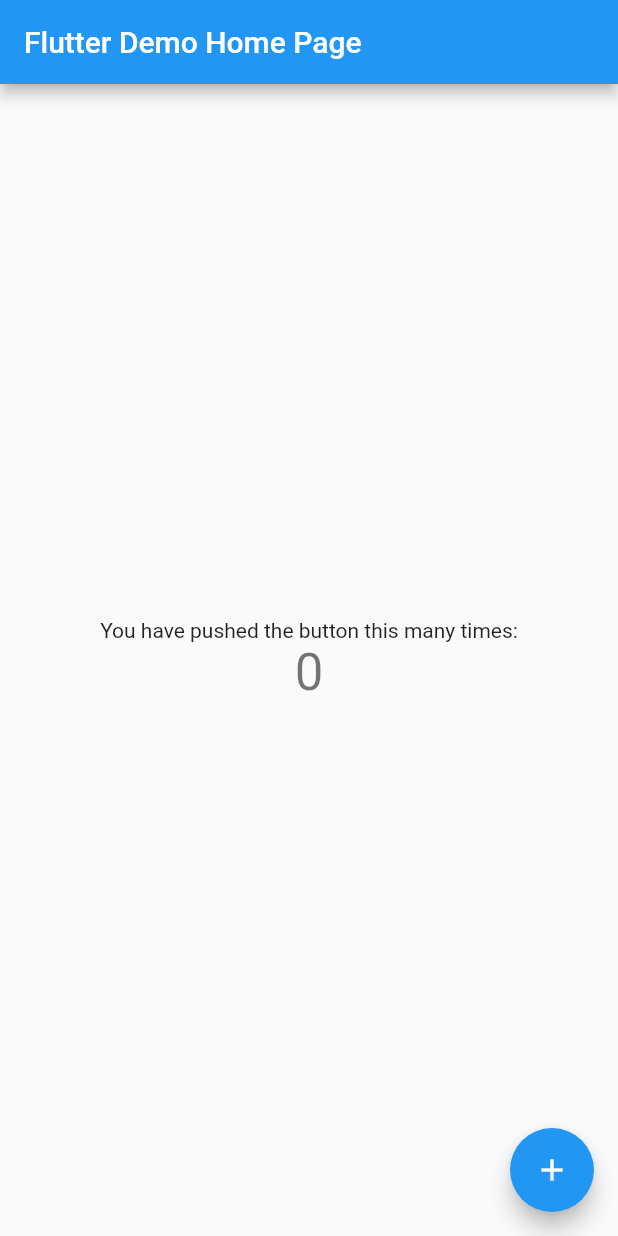
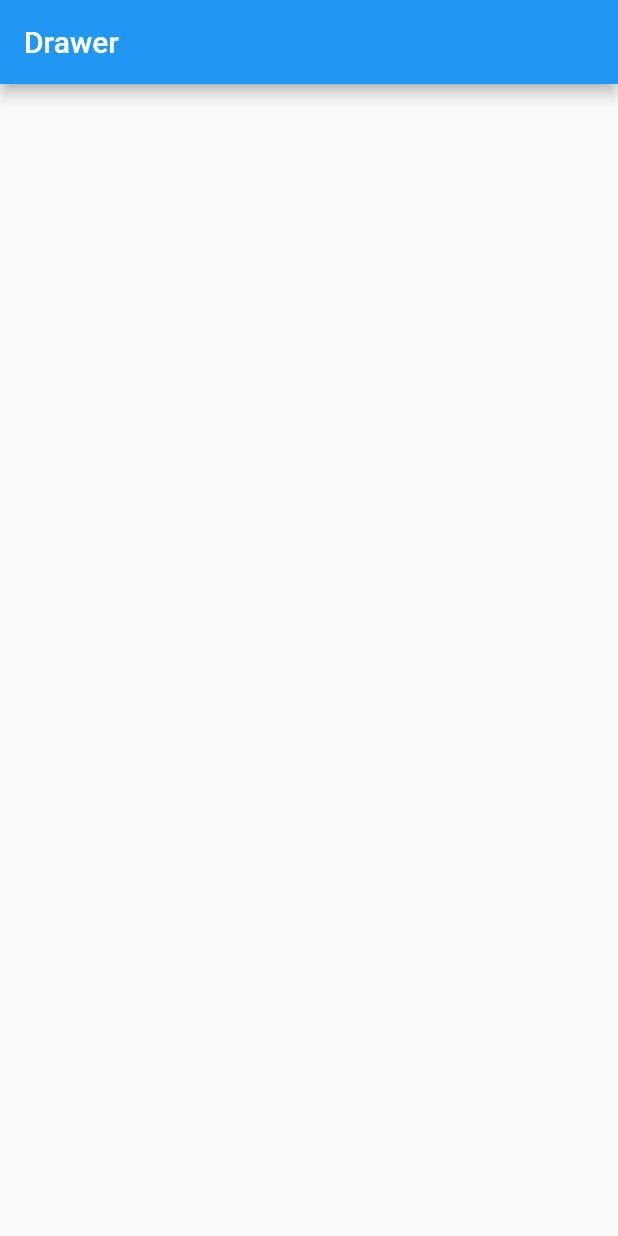
Before and after one commit to blessed-sibanda/beginning-flutter-ch8_drawer, a Flutter app: the screen it shows after launch, on a phone screen of 412 x 824 dp. Run offline on Flutter 3.47's test engine with Material 2 defaults, Android fonts, the light colour scheme and no system bars.

Commit message:
create more pages

```diff
--- a/lib/main.dart
+++ b/lib/main.dart
@@ -1,4 +1,5 @@
 import 'package:flutter/material.dart';
+import 'pages/home.dart';
 
 void main() {
   runApp(const MyApp());
@@ -13,103 +14,9 @@
     return MaterialApp(
       title: 'Flutter Demo',
       theme: ThemeData(
-        // This is the theme of your application.
-        //
-        // Try running your application with "flutter run". You'll see the
-        // application has a blue toolbar. Then, without quitting the app, try
-        // changing the primarySwatch below to Colors.green and then invoke
-        // "hot reload" (press "r" in the console where you ran "flutter run",
-        // or simply save your changes to "hot reload" in a Flutter IDE).
-        // Notice that the counter didn't reset back to zero; the application
-        // is not restarted.
         primarySwatch: Colors.blue,
       ),
-      home: const MyHomePage(title: 'Flutter Demo Home Page'),
+      home: const MyHomePage(title: 'Drawer'),
     );
   }
 }
-
-class MyHomePage extends StatefulWidget {
-  const MyHomePage({Key? key, required this.title}) : super(key: key);
-
-  // This widget is the home page of your application. It is stateful, meaning
-  // that it has a State object (defined below) that contains fields that affect
-  // how it looks.
-
-  // This class is the configuration for the state. It holds the values (in this
-  // case the title) provided by the parent (in this case the App widget) and
-  // used by the build method of the State. Fields in a Widget subclass are
-  // always marked "final".
-
-  final String title;
-
-  @override
-  State<MyHomePage> createState() => _MyHomePageState();
-}
-
-class _MyHomePageState extends State<MyHomePage> {
-  int _counter = 0;
-
-  void _incrementCounter() {
-    setState(() {
-      // This call to setState tells the Flutter framework that something has
-      // changed in this State, which causes it to rerun the build method below
-      // so that the display can reflect the updated values. If we changed
-      // _counter without calling setState(), then the build method would not be
-      // called again, and so nothing would appear to happen.
-      _counter++;
-    });
-  }
-
-  @override
-  Widget build(BuildContext context) {
-    // This method is rerun every time setState is called, for instance as done
-    // by the _incrementCounter method above.
-    //
-    // The Flutter framework has been optimized to make rerunning build methods
-    // fast, so that you can just rebuild anything that needs updating rather
-    // than having to individually change instances of widgets.
-    return Scaffold(
-      appBar: AppBar(
-        // Here we take the value from the MyHomePage object that was created by
-        // the App.build method, and use it to set our appbar title.
-        title: Text(widget.title),
-      ),
-      body: Center(
-        // Center is a layout widget. It takes a single child and positions it
-        // in the middle of the parent.
-        child: Column(
-          // Column is also a layout widget. It takes a list of children and
-          // arranges them vertically. By default, it sizes itself to fit its
-          // children horizontally, and tries to be as tall as its parent.
-          //
-          // Invoke "debug painting" (press "p" in the console, choose the
-          // "Toggle Debug Paint" action from the Flutter Inspector in Android
-          // Studio, or the "Toggle Debug Paint" command in Visual Studio Code)
-          // to see the wireframe for each widget.
-          //
-          // Column has various properties to control how it sizes itself and
-          // how it positions its children. Here we use mainAxisAlignment to
-          // center the children vertically; the main axis here is the vertical
-          // axis because Columns are vertical (the cross axis would be
-          // horizontal).
-          mainAxisAlignment: MainAxisAlignment.center,
-          children: <Widget>[
-            const Text(
-              'You have pushed the button this many times:',
-            ),
-            Text(
-              '$_counter',
-              style: Theme.of(context).textTheme.headline4,
-            ),
-          ],
-        ),
-      ),
-      floatingActionButton: FloatingActionButton(
-        onPressed: _incrementCounter,
-        tooltip: 'Increment',
-        child: const Icon(Icons.add),
-      ), // This trailing comma makes auto-formatting nicer for build methods.
-    );
-  }
-}
--- /dev/null
+++ b/lib/pages/home.dart
@@ -0,0 +1,24 @@
+import 'package:flutter/material.dart';
+
+class MyHomePage extends StatefulWidget {
+  const MyHomePage({Key? key, required this.title}) : super(key: key);
+
+  final String title;
+
+  @override
+  State<MyHomePage> createState() => _MyHomePageState();
+}
+
+class _MyHomePageState extends State<MyHomePage> {
+  @override
+  Widget build(BuildContext context) {
+    return Scaffold(
+      appBar: AppBar(
+        title: Text(widget.title),
+      ),
+      body: Center(
+        child: Container(),
+      ),
+    );
+  }
+}
```
Also changed, not shown: lib/pages/birthdays.dart (added, +21 -0 lines), lib/pages/gratitude.dart (added, +21 -0 lines), lib/pages/reminders.dart (added, +21 -0 lines).
